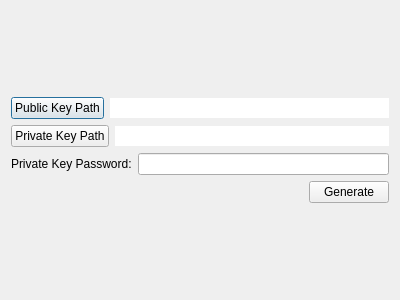
Above: Release/Official/UIFiles/generate_rsa_keys.ui from kevinrmedina/StegoCapstone before the change. Below: the same form after it.
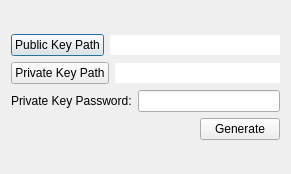
That is the form after the change.

```diff
--- a/Release/Official/UIFiles/generate_rsa_keys.ui
+++ b/Release/Official/UIFiles/generate_rsa_keys.ui
@@ -6,15 +6,15 @@
    <rect>
     <x>0</x>
     <y>0</y>
-    <width>400</width>
-    <height>300</height>
+    <width>291</width>
+    <height>174</height>
    </rect>
   </property>
   <property name="windowTitle">
    <string>Generate RSA Keys</string>
   </property>
-  <layout class="QGridLayout" name="gridLayout">
-   <item row="0" column="0">
+  <layout class="QVBoxLayout" name="verticalLayout_2">
+   <item>
     <layout class="QVBoxLayout" name="verticalLayout">
      <item>
       <layout class="QHBoxLayout" name="horizontalLayout_3">
```
